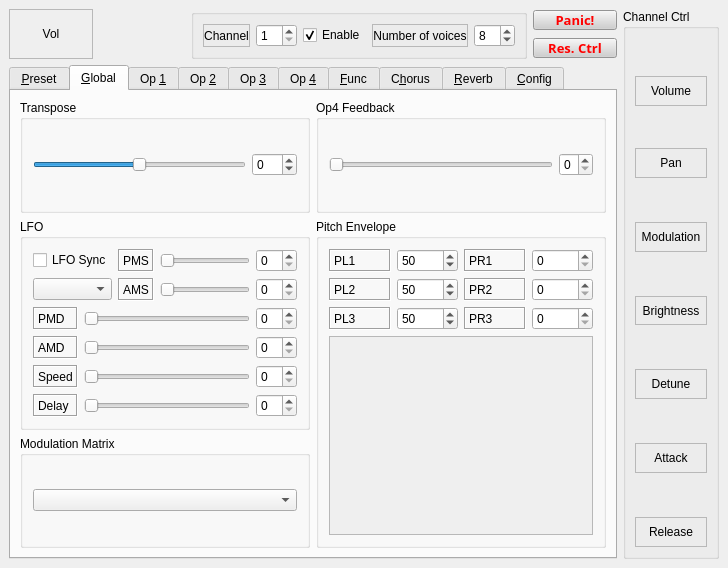
The window that synti/deicsonze/deicsonzegui.ui (ccherrett/oom) describes before a commit, drawn with Qt 5.
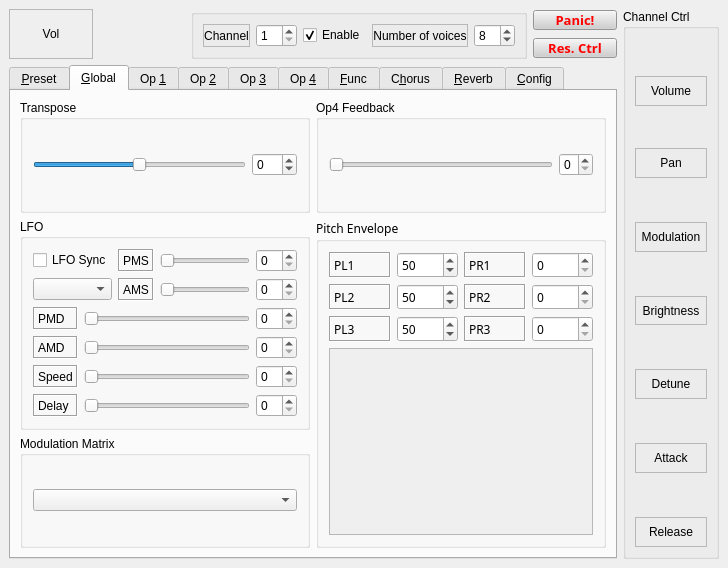
The same window after the commit. The open tabs and pages were chosen to show the change. Icons and pictures are not drawn. Custom widgets are drawn as their Qt base class.

Commit message: Fixed tab text spacing

```diff
--- a/synti/deicsonze/deicsonzegui.ui
+++ b/synti/deicsonze/deicsonzegui.ui
@@ -271,6 +271,15 @@
        </property>
        <item row="1" column="1" rowspan="2">
         <widget class="QGroupBox" name="pitchEnvGroupBox">
+         <property name="font">
+          <font>
+           <family>Sans Serif</family>
+           <pointsize>9</pointsize>
+           <weight>50</weight>
+           <bold>false</bold>
+           <kerning>true</kerning>
+          </font>
+         </property>
          <property name="title">
           <string>Pitch Envelope</string>
          </property>
```
Left out of the diff: 8 changed lines with no effect on the pictures. The commit also changes 4 other files.
